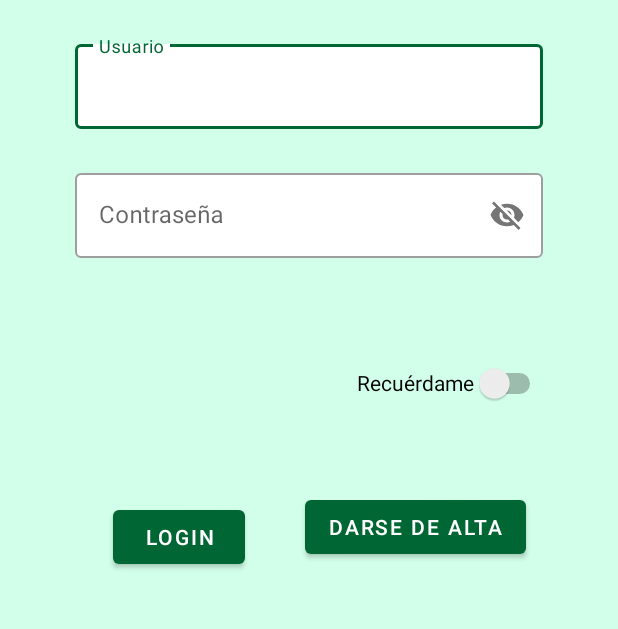
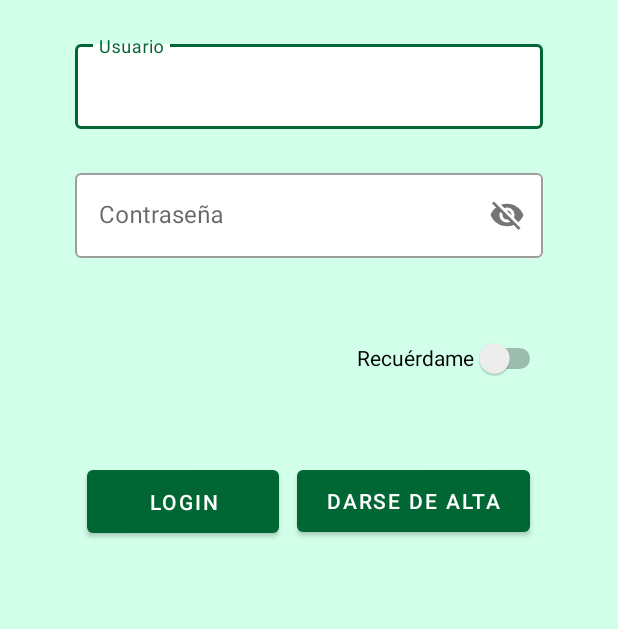
Before and after one commit to Dicorgir/PMDMGrupal_PetPetPet, an Android app: the screen it shows after launch (MainActivity), on a phone screen of 412 x 824 dp, the part 548-1177 px from its top. Run offline under Robolectric (Android 15) with nearby library versions, the phone set to English and light mode, and no system bars; our stand-ins replace Firebase (no records; nobody signed in at launch, a user with empty details on screens opened directly).

Commit message:
comit sexto

```diff
--- a/app/build.gradle
+++ b/app/build.gradle
@@ -43,6 +43,7 @@ dependencies {
     implementation 'com.google.android.material:material:1.11.0'
     implementation 'androidx.constraintlayout:constraintlayout:2.1.4'
     implementation 'com.google.firebase:firebase-database:20.3.1'
+    implementation 'com.google.firebase:firebase-database-ktx:20.3.1'
     testImplementation 'junit:junit:4.13.2'
     androidTestImplementation 'androidx.test.ext:junit:1.1.5'
     implementation 'com.github.bumptech.glide:glide:4.14.2'
--- a/app/src/main/res/layout/activity_main.xml
+++ b/app/src/main/res/layout/activity_main.xml
@@ -43,7 +43,7 @@
         app:layout_constraintBottom_toBottomOf="parent"
         app:layout_constraintEnd_toEndOf="parent"
         app:layout_constraintTop_toBottomOf="@+id/cuadroContraUsuario"
-        app:layout_constraintVertical_bias="0.248"
+        app:layout_constraintVertical_bias="0.179"
         tools:ignore="UseSwitchCompatOrMaterialXml" />
 
     <com.google.android.material.textfield.TextInputLayout
@@ -75,8 +75,8 @@
         app:boxBackgroundColor="@color/white"
         app:layout_constraintEnd_toEndOf="@+id/cuadroNombreUsuario"
         app:layout_constraintStart_toStartOf="@+id/cuadroNombreUsuario"
-        app:passwordToggleEnabled="true"
-        app:layout_constraintTop_toBottomOf="@+id/cuadroNombreUsuario">
+        app:layout_constraintTop_toBottomOf="@+id/cuadroNombreUsuario"
+        app:passwordToggleEnabled="true">
 
         <com.google.android.material.textfield.TextInputEditText
             android:id="@+id/cuadroContra"
@@ -88,26 +88,28 @@
 
     <Button
         android:id="@+id/BotonLogin"
-        android:layout_width="wrap_content"
-        android:layout_height="wrap_content"
+        android:layout_width="128dp"
+        android:layout_height="54dp"
+        android:layout_marginTop="197dp"
         android:text="@string/textoLogin"
         app:layout_constraintBottom_toBottomOf="parent"
         app:layout_constraintEnd_toEndOf="parent"
-        app:layout_constraintHorizontal_bias="0.232"
+        app:layout_constraintHorizontal_bias="0.205"
         app:layout_constraintStart_toStartOf="parent"
-        app:layout_constraintTop_toBottomOf="@+id/switch1"
-        app:layout_constraintVertical_bias="0.417" />
+        app:layout_constraintTop_toTopOf="@+id/cuadroContraUsuario"
+        app:layout_constraintVertical_bias="0.0" />
 
     <Button
         android:id="@+id/botonDarAlta"
-        android:layout_width="wrap_content"
-        android:layout_height="wrap_content"
-        android:layout_marginStart="40dp"
-        android:layout_marginTop="48dp"
+        android:layout_width="155dp"
+        android:layout_height="53dp"
+        android:layout_marginStart="140dp"
+        android:layout_marginTop="197dp"
         android:text="@string/DarseAlta"
         app:layout_constraintBottom_toBottomOf="parent"
         app:layout_constraintStart_toEndOf="@+id/BotonLogin"
-        app:layout_constraintTop_toBottomOf="@+id/switch1"
+        app:layout_constraintStart_toStartOf="@+id/BotonLogin"
+        app:layout_constraintTop_toTopOf="@+id/cuadroContraUsuario"
         app:layout_constraintVertical_bias="0.0" />
 
 </androidx.constraintlayout.widget.ConstraintLayout>
--- a/app/src/main/res/values/themes.xml
+++ b/app/src/main/res/values/themes.xml
@@ -3,14 +3,14 @@
     <style name="Theme.PetPetPet" parent="Theme.MaterialComponents.DayNight.DarkActionBar">
         <!-- Primary brand color. -->
         <item name="colorPrimary">@color/darkGreen</item>
-        <item name="colorPrimaryVariant">@color/terciario</item>
+        <item name="colorPrimaryVariant">@color/white</item>
         <item name="colorOnPrimary">@color/white</item>
         <!-- Secondary brand color. -->
         <item name="colorSecondary">@color/teal_200</item>
         <item name="colorSecondaryVariant">@color/teal_700</item>
         <item name="colorOnSecondary">@color/black</item>
         <!-- Status bar color. -->
-        <item name="android:statusBarColor">?attr/colorPrimaryVariant</item>
+        <item name="android:statusBarColor">@color/black</item>
         <!-- Customize your theme here. -->
     </style>
 </resources>
```
Also changed, not shown: app/src/main/res/layout/pestana_registro.xml (+13 -14 lines).
